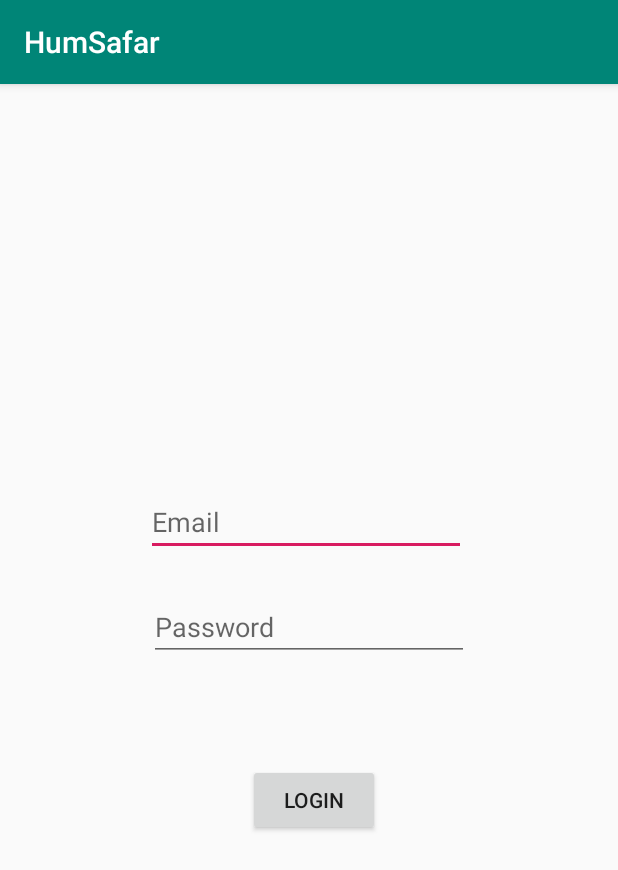
After one commit to GagandeepChugh-prog/HumSafar, an Android app: the LoginActivity screen opened directly, with no data from a screen before it, on a phone screen of 412 x 824 dp. The commit adds this screen. Shown: the top 870 px of the screen. Run offline under Robolectric (Android 15) with nearby library versions, the phone set to English and light mode, and no system bars; our stand-ins replace Firebase (no records; nobody signed in at launch, a user with empty details on screens opened directly).

Commit message:
Signup/login backend working

```diff
--- a/app/build.gradle
+++ b/app/build.gradle
@@ -1,4 +1,5 @@
 apply plugin: 'com.android.application'
+apply plugin: 'com.google.gms.google-services'
 
 android {
     compileSdkVersion 29
@@ -23,6 +24,8 @@ dependencies {
     implementation fileTree(dir: 'libs', include: ['*.jar'])
     implementation 'androidx.appcompat:appcompat:1.1.0'
     implementation 'androidx.constraintlayout:constraintlayout:1.1.3'
+    implementation 'com.google.firebase:firebase-database:16.0.4'
+    implementation 'com.google.firebase:firebase-auth:16.0.5'
     testImplementation 'junit:junit:4.12'
     androidTestImplementation 'androidx.test.ext:junit:1.1.1'
     androidTestImplementation 'androidx.test.espresso:espresso-core:3.2.0'
--- a/app/src/main/AndroidManifest.xml
+++ b/app/src/main/AndroidManifest.xml
@@ -9,6 +9,10 @@
         android:roundIcon="@mipmap/ic_launcher_round"
         android:supportsRtl="true"
         android:theme="@style/AppTheme">
+        <activity android:name=".LandingPageActivity"></activity>
+        <activity android:name=".PhoneNumberVerification" />
+        <activity android:name=".SignUpActivity" />
+        <activity android:name=".LoginActivity" />
         <activity android:name=".MainActivity">
             <intent-filter>
                 <action android:name="android.intent.action.MAIN" />
--- /dev/null
+++ b/app/src/main/java/com/inducesmile/humsafar/LoginActivity.java
@@ -0,0 +1,71 @@
+package com.inducesmile.humsafar;
+
+import androidx.annotation.NonNull;
+import androidx.appcompat.app.AppCompatActivity;
+
+import android.content.Intent;
+import android.os.Bundle;
+import android.view.View;
+import android.widget.Button;
+import android.widget.EditText;
+import android.widget.Toast;
+
+import com.google.android.gms.tasks.OnCompleteListener;
+import com.google.android.gms.tasks.Task;
+import com.google.firebase.auth.AuthResult;
+import com.google.firebase.auth.FirebaseAuth;
+import com.google.firebase.auth.FirebaseUser;
+import com.google.firebase.database.DatabaseReference;
+import com.google.firebase.database.FirebaseDatabase;
+
+public class LoginActivity extends AppCompatActivity {
+
+    Button login;
+    EditText email,password;
+    private FirebaseAuth mAuth;
+    private  FirebaseAuth.AuthStateListener firebaseAuthListener;
+    @Override
+    protected void onCreate(Bundle savedInstanceState) {
+        super.onCreate(savedInstanceState);
+
+        email=findViewById(R.id.email);
+        password=findViewById(R.id.password);
+
+        mAuth=FirebaseAuth.getInstance();
+        firebaseAuthListener=new FirebaseAuth.AuthStateListener() {
+            @Override
+            public void onAuthStateChanged(@NonNull FirebaseAuth firebaseAuth) {
+                FirebaseUser user= FirebaseAuth.getInstance().getCurrentUser();
+                if(user!=null){
+                    Intent intent=new Intent(LoginActivity.this,LandingPageActivity.class);
+                    startActivity(intent);
+                    finish();
+                    return;
+                }
+            }
+        };
+
+        setContentView(R.layout.activity_login);
+        login=findViewById(R.id.loginButton);
+
+        login.setOnClickListener(new View.OnClickListener() {
+            @Override
+            public void onClick(View view) {
+                final String Email=email.getText().toString();
+                final String Password=password.getText().toString();
+
+                mAuth.signInWithEmailAndPassword(Email,Password).addOnCompleteListener(LoginActivity.this, new OnCompleteListener<AuthResult>() {
+                    @Override
+                    public void onComplete(@NonNull Task<AuthResult> task) {
+                        if(!task.isSuccessful()){
+                            Toast.makeText(getApplicationContext(),"Error in Sign In",Toast.LENGTH_LONG).show();
+                        }
+                    }
+                });
+
+            }
+        });
+
+
+    }
+}
--- /dev/null
+++ b/app/src/main/res/layout/activity_login.xml
@@ -0,0 +1,52 @@
+<?xml version="1.0" encoding="utf-8"?>
+<RelativeLayout xmlns:android="http://schemas.android.com/apk/res/android"
+    xmlns:app="http://schemas.android.com/apk/res-auto"
+    xmlns:tools="http://schemas.android.com/tools"
+    android:layout_width="match_parent"
+    android:layout_height="match_parent"
+    tools:context=".LoginActivity">
+
+    <EditText
+        android:id="@+id/email"
+        android:layout_width="wrap_content"
+        android:layout_height="wrap_content"
+        android:layout_alignParentStart="true"
+        android:layout_alignParentLeft="true"
+        android:layout_alignParentTop="true"
+        android:layout_marginStart="97dp"
+        android:layout_marginLeft="97dp"
+        android:layout_marginTop="269dp"
+        android:ems="10"
+        android:hint="Email"
+        android:inputType="textPersonName"
+        tools:layout_editor_absoluteX="96dp"
+        tools:layout_editor_absoluteY="156dp" />
+
+    <EditText
+        android:id="@+id/password"
+        android:layout_width="wrap_content"
+        android:layout_height="wrap_content"
+        android:layout_alignParentStart="true"
+        android:layout_alignParentLeft="true"
+        android:layout_alignParentTop="true"
+        android:layout_marginStart="99dp"
+        android:layout_marginLeft="99dp"
+        android:layout_marginTop="339dp"
+        android:ems="10"
+        android:hint="Password"
+        android:inputType="textPassword"
+        tools:layout_editor_absoluteX="116dp"
+        tools:layout_editor_absoluteY="255dp" />
+
+    <Button
+        android:id="@+id/loginButton"
+        android:layout_width="wrap_content"
+        android:layout_height="wrap_content"
+        android:layout_alignParentStart="true"
+        android:layout_alignParentLeft="true"
+        android:layout_alignParentTop="true"
+        android:layout_marginStart="165dp"
+        android:layout_marginLeft="165dp"
+        android:layout_marginTop="453dp"
+        android:text="Login" />
+</RelativeLayout>
--- a/build.gradle
+++ b/build.gradle
@@ -8,6 +8,7 @@ buildscript {
     }
     dependencies {
         classpath 'com.android.tools.build:gradle:3.5.1'
+        classpath 'com.google.gms:google-services:4.2.0'
 
         // NOTE: Do not place your application dependencies here; they belong
         // in the individual module build.gradle files
```
Also changed, not shown: app/src/main/java/com/inducesmile/humsafar/LandingPageActivity.java (added, +14 -0 lines), app/src/main/java/com/inducesmile/humsafar/MainActivity.java (+23 -0 lines), app/src/main/java/com/inducesmile/humsafar/PhoneNumberVerification.java (added, +16 -0 lines), app/src/main/java/com/inducesmile/humsafar/SignUpActivity.java (added, +102 -0 lines), app/src/main/res/layout/activity_landing_page.xml (added, +9 -0 lines), app/src/main/res/layout/activity_main.xml (+22 -8 lines), app/src/main/res/layout/activity_phone_number_verification.xml (added, +9 -0 lines), app/src/main/res/layout/activity_sign_up.xml (added, +93 -0 lines).
